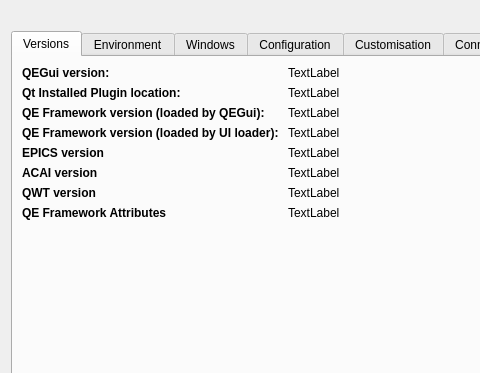
Above: qeguiApp/project/src/aboutDialog.ui from qtepics/qegui before the change; both pictures show x 0 to 480 and y 0 to 373 of the 800 by 686 pixel window. Below: the same form after it.
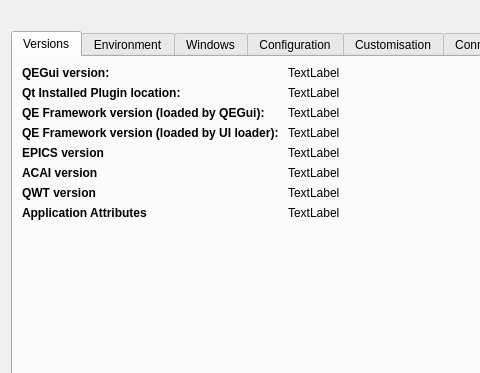
That is the form after the change. Icons and pictures are not drawn.

```diff
--- a/qeguiApp/project/src/aboutDialog.ui
+++ b/qeguiApp/project/src/aboutDialog.ui
@@ -194,7 +194,7 @@
           </font>
          </property>
          <property name="text">
-          <string>QE Framework Attributes</string>
+          <string>Application Attributes</string>
          </property>
         </widget>
        </item>
```
Left out of the diff: 2 changed lines with no effect on the pictures.
